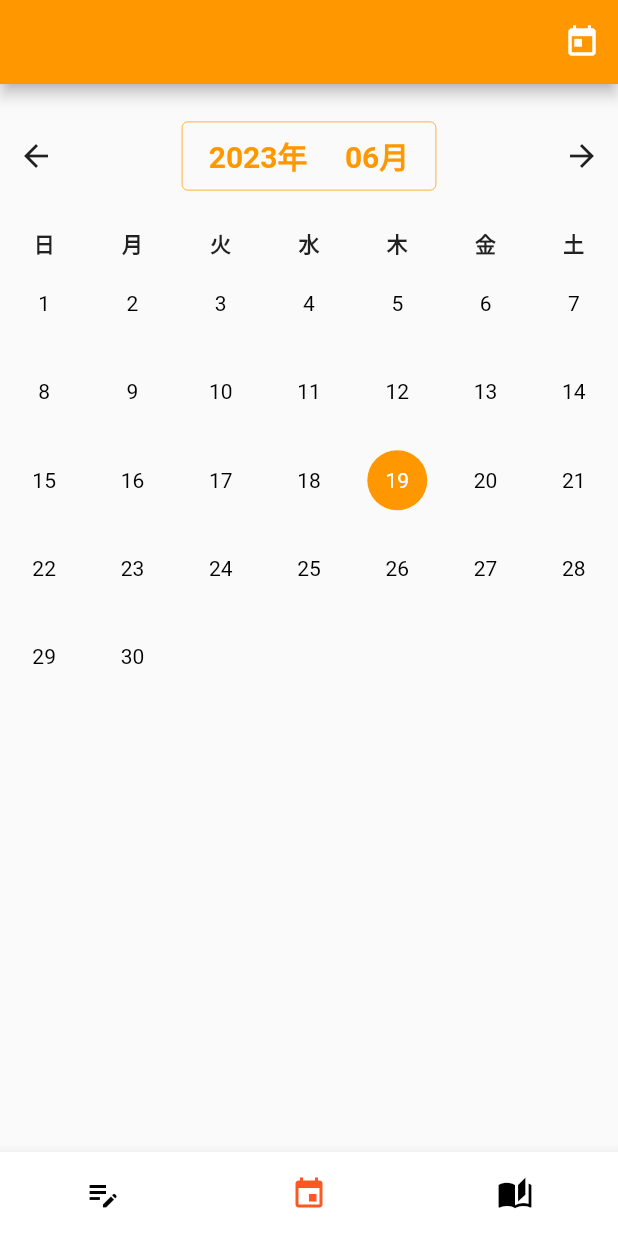
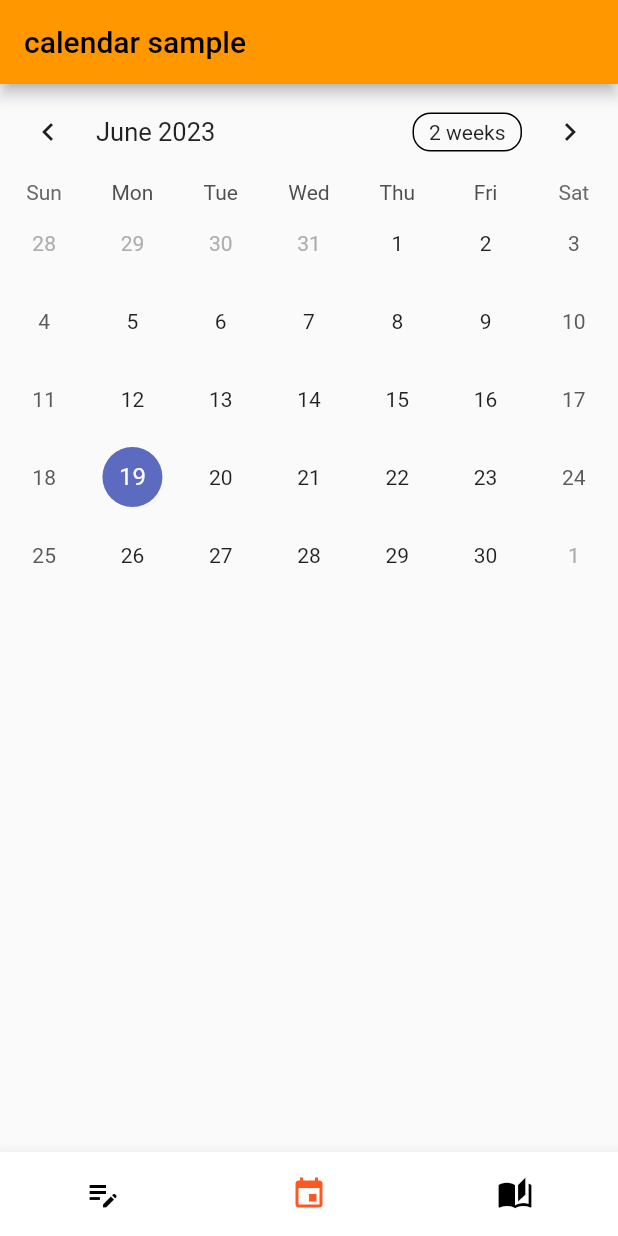
Before and after one commit to shimano-yuuki/Strength_Chronicle, a Flutter app: the screen it shows after launch, item 2 of the bottom bar chosen, on a phone screen of 412 x 824 dp. Run offline on Flutter 3.47's test engine with Material 2 defaults, Android fonts, the phone set to English and light mode, and no system bars; drawn by our look-alikes of animated_bottom_navigation_bar, table_calendar; our stand-ins replace flutter_riverpod.

Commit message:
カレンダーページでプラグインのカレンダーテーブルを使ったものに変更した

```diff
--- a/lib/main.dart
+++ b/lib/main.dart
@@ -1,7 +1,6 @@
 import 'package:flutter/material.dart';
 import 'package:flutter_riverpod/flutter_riverpod.dart';
 import 'package:workout_app/app.dart';
-import 'package:flutter_localizations/flutter_localizations.dart';
 
 
 void main() {
@@ -16,14 +15,6 @@ class MyApp extends StatelessWidget {
   @override
   Widget build(BuildContext context) {
     return MaterialApp(
-      localizationsDelegates: [
-        GlobalMaterialLocalizations.delegate,
-        GlobalWidgetsLocalizations.delegate,
-      ],
-      supportedLocales: [
-        const Locale("en"),
-        const Locale("ja"),
-      ],
       title: 'StrengthChronicle',
       theme: ThemeData(
         primarySwatch: Colors.orange,
--- a/lib/view/calendar_page.dart
+++ b/lib/view/calendar_page.dart
@@ -1,5 +1,7 @@
+import 'dart:collection';
+
 import 'package:flutter/material.dart';
-import 'package:intl/intl.dart';
+import 'package:table_calendar/table_calendar.dart';
 
 class CalendarPage extends StatefulWidget {
   @override
@@ -7,154 +9,77 @@ class CalendarPage extends StatefulWidget {
 }
 
 class _CalendarPageState extends State<CalendarPage> {
-  DateTime _selectedDate = DateTime.now();
-
-  void _previousMonth() {
-    setState(() {
-      _selectedDate = DateTime(_selectedDate.year, _selectedDate.month - 1, 1);
-    });
+  CalendarFormat _calendarFormat = CalendarFormat.month;
+  DateTime _focusedDay = DateTime.now();
+  DateTime? _selectedDay;
+  Map<DateTime, List> _eventsList = {};
+  int getHashCode(DateTime key) {
+    return key.day * 1000000 + key.month * 10000 + key.year;
   }
 
-  void _nextMonth() {
-    setState(() {
-      _selectedDate = DateTime(_selectedDate.year, _selectedDate.month + 1, 1);
-    });
-  }
-
-  void _selectDate(int day) {
-    setState(() {
-      _selectedDate = DateTime(_selectedDate.year, _selectedDate.month, day);
-    });
-  }
-
-  bool _isCurrentMonth(DateTime date) {
-    return date.month == _selectedDate.month && date.year == _selectedDate.year;
-  }
-
-  bool _isToday(DateTime date) {
-    final now = DateTime.now();
-    return date.year == now.year && date.month == now.month && date.day == now.day;
+  @override
+  void initState() {
+    super.initState();
+    _selectedDay = _focusedDay;
+    _eventsList = {
+    };
   }
 
   @override
   Widget build(BuildContext context) {
+    final _events = LinkedHashMap<DateTime, List>(
+      equals: isSameDay,
+      hashCode: getHashCode,
+    )..addAll(_eventsList);
+
+    List _getEventForDay(DateTime day) {
+      return _events[day] ?? [];
+    }
+
+
     return Scaffold(
       appBar: AppBar(
-        centerTitle: true,
-        title: Text('',style: TextStyle(color: Colors.white,fontSize: 24),),
-        actions: [Center(child: IconButton(onPressed: (){},icon: Icon(Icons.today,color: Colors.white,),),)],
+        title: Text('calendar sample'),
       ),
       body: Column(
-
         children: [
-          SizedBox(height: 24),
-          Row(
-            mainAxisAlignment: MainAxisAlignment.spaceBetween,
-            children: [
-              IconButton(
-                icon: Icon(Icons.arrow_back),
-                onPressed: _previousMonth,
-              ),
-              TextButton(
-                style: TextButton.styleFrom(
-                side: BorderSide(
-                  color: Colors.orange, //色
-                  width: 0.5, //太さ
-                ),
-              ),
-                child: Text(
-                  DateFormat('  yyyy年     MM月  ').format(_selectedDate),
-                  style: TextStyle(fontSize: 20, fontWeight: FontWeight.bold),
-                ),
-                  onPressed: () async {
-                    final selectedDate = await showDatePicker(
-                      context: context,
-                      initialDate: _selectedDate,
-                      firstDate: DateTime(DateTime.now().year - 1),
-                      lastDate: DateTime(DateTime.now().year + 1),locale: const Locale('ja'),
-                    );
-                    if (selectedDate != null) {
-                      setState(() {
-                        _selectedDate = selectedDate;
-                      });
-                    }
-                  },
-              ),
-              IconButton(
-                icon: Icon(Icons.arrow_forward),
-                onPressed: _nextMonth,
-              ),
-            ],
-          ),
-          SizedBox(height: 24),
-          const Row(
-            mainAxisAlignment: MainAxisAlignment.spaceAround,
-            children: [
-              Text(
-                '日',
-                style: TextStyle(fontWeight: FontWeight.bold),
-              ),
-              Text(
-                '月',
-                style: TextStyle(fontWeight: FontWeight.bold),
-              ),
-              Text(
-                '火',
-                style: TextStyle(fontWeight: FontWeight.bold),
-              ),
-              Text(
-                '水',
-                style: TextStyle(fontWeight: FontWeight.bold),
-              ),
-              Text(
-                '木',
-                style: TextStyle(fontWeight: FontWeight.bold),
-              ),
-              Text(
-                '金',
-                style: TextStyle(fontWeight: FontWeight.bold),
-              ),
-              Text(
-                '土',
-                style: TextStyle(fontWeight: FontWeight.bold),
-              ),
-            ],
-          ),
-          GridView.builder(
-            shrinkWrap: true,
-            itemCount: DateTime(_selectedDate.year, _selectedDate.month + 1, 0).day,
-            gridDelegate: SliverGridDelegateWithFixedCrossAxisCount(
-              crossAxisCount: 7,
-            ),
-            itemBuilder: (BuildContext context, int index) {
-              final dayOfMonth = index + 1;
-              final date = DateTime(_selectedDate.year, _selectedDate.month, dayOfMonth);
-              final isCurrentMonth = _isCurrentMonth(date);
-              final isToday = _isToday(date);
-              final isSelectedDay = _selectedDate.day == dayOfMonth && isCurrentMonth;
-              return InkWell(
-
-                onTap: () => _selectDate(dayOfMonth),
-                child: Stack(
-                  children:<Widget> [
-                    Center(child: Container(width: 40,height: 40,decoration:BoxDecoration(
-                      shape: BoxShape.circle,
-                      color: isSelectedDay ? Colors.orange : isToday ? Colors.black12 : null,
-                    ),)),
-                    Container(
-                    alignment: Alignment.center,
-
-                    child: Text(
-                      '$dayOfMonth',
-                      style: TextStyle(
-                        color: isSelectedDay ? Colors.white : isCurrentMonth ? Colors.black : Colors.grey,
-                      ),
-                    ),
-                  )],
-                ),
-              );
+          TableCalendar(
+            firstDay: DateTime.utc(2020, 1, 1),
+            lastDay: DateTime.utc(2030, 12, 31),
+            focusedDay: _focusedDay,
+            eventLoader: _getEventForDay,
+            calendarFormat: _calendarFormat,
+            onFormatChanged: (format) {
+              if (_calendarFormat != format) {
+                setState(() {
+                  _calendarFormat = format;
+                });
+              }
+            },
+            selectedDayPredicate: (day) {
+              return isSameDay(_selectedDay, day);
+            },
+            onDaySelected: (selectedDay, focusedDay) {
+              if (!isSameDay(_selectedDay, selectedDay)) {
+                setState(() {
+                  _selectedDay = selectedDay;
+                  _focusedDay = focusedDay;
+                });
+                _getEventForDay(selectedDay);
+              }
+            },
+            onPageChanged: (focusedDay) {
+              _focusedDay = focusedDay;
             },
           ),
+          ListView(
+            shrinkWrap: true,
+            children: _getEventForDay(_selectedDay!)
+                .map((event) => ListTile(
+              title: Text(event.toString()),
+            ))
+                .toList(),
+          )
         ],
       ),
     );
--- a/pubspec.yaml
+++ b/pubspec.yaml
@@ -28,6 +28,7 @@ environment:
 # the latest version available on pub.dev. To see which dependencies have newer
 # versions available, run `flutter pub outdated`.
 dependencies:
+  freezed_annotation:
   flutter:
     sdk: flutter
   flutter_hooks:
@@ -39,14 +40,15 @@ dependencies:
   # Use with the CupertinoIcons class for iOS style icons.
   cupertino_icons: ^1.0.2
   animated_bottom_navigation_bar: ^1.2.0
-  localization: ^2.1.0
-  flutter_localization: ^0.1.12
+  intl: ^0.18.1
+  table_calendar: ^3.0.9
 
 dev_dependencies:
   flutter_test:
     sdk: flutter
   build_runner: ^2.4.4
   riverpod_generator: ^2.1.6
+  freezed:
 
   # The "flutter_lints" package below contains a set of recommended lints to
   # encourage good coding practices. The lint set provided by the package is
```
Also changed, not shown: pubspec.lock.
